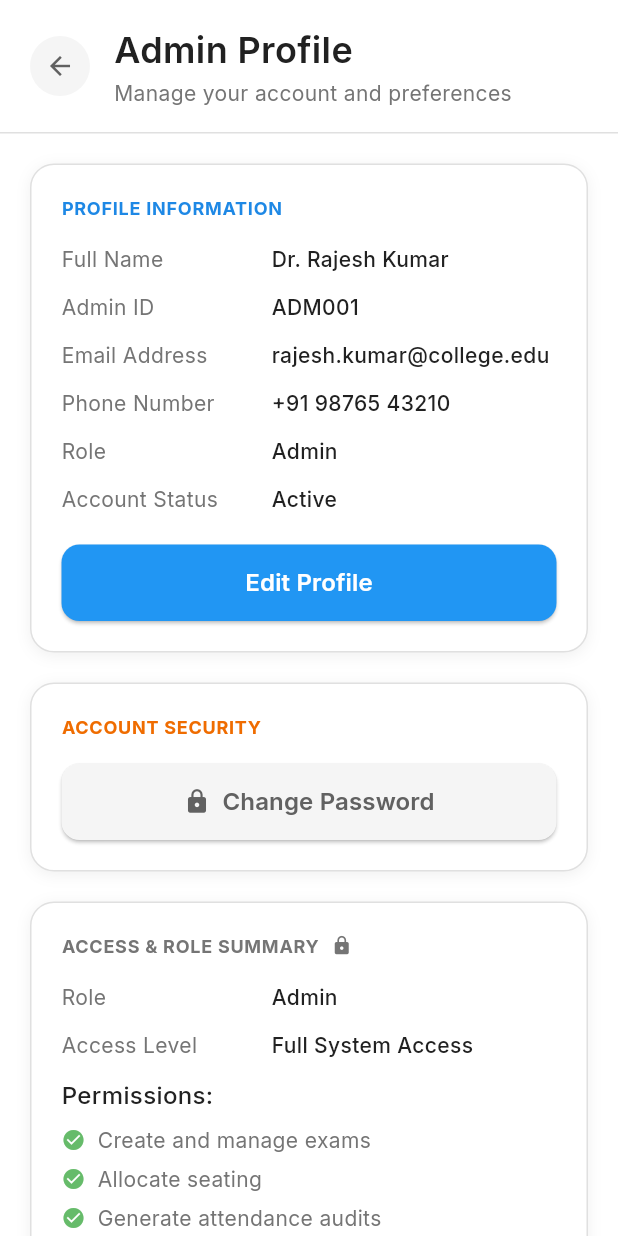
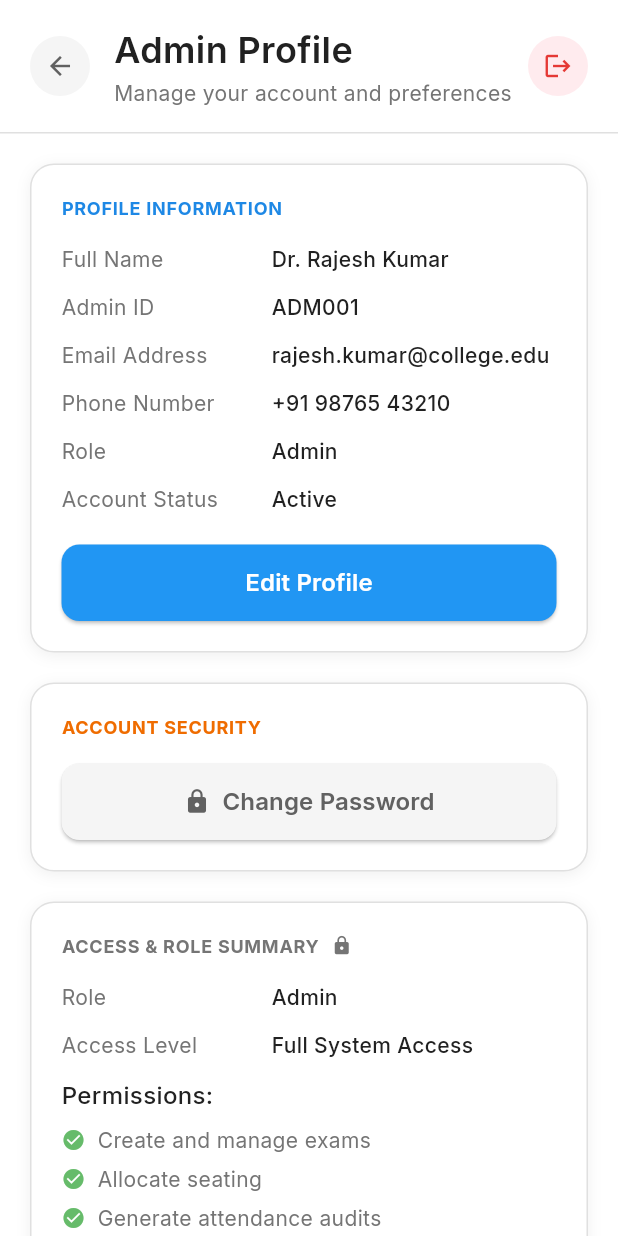
Before and after one commit to MarkJr24/Studux-ai-, a Flutter app: the AdminProfileScreen screen opened directly, on a phone screen of 412 x 824 dp. Run offline on Flutter 3.47's test engine with Material 3 defaults, Android fonts, the light colour scheme and no system bars; our stand-ins replace flutter_animate, fluttertoast, google_fonts, lottie, qr_flutter, table_calendar; network calls fail.

Commit message:
logout changes in admin

```diff
--- a/lib/presentation/screens/admin/admin_profile_screen.dart
+++ b/lib/presentation/screens/admin/admin_profile_screen.dart
@@ -1,6 +1,7 @@
 import 'package:flutter/material.dart';
 import 'package:google_fonts/google_fonts.dart';
 import 'admin_design_system.dart';
+import '../../core/navigation_service.dart';
 import '../auth/admin_login_screen.dart';
 
 class AdminProfileScreen extends StatefulWidget {
@@ -130,6 +131,22 @@ class _AdminProfileScreenState extends State<AdminProfileScreen> {
                   style: AppTextStyles.subtitle,
                 ),
               ],
+            ),
+          ),
+
+          // Quick logout action
+          Container(
+            width: 40,
+            height: 40,
+            decoration: const BoxDecoration(
+              color: AppColors.errorBg,
+              shape: BoxShape.circle,
+            ),
+            child: IconButton(
+              tooltip: 'Logout',
+              onPressed: _showLogoutConfirmation,
+              icon: const Icon(Icons.logout, size: 20, color: AppColors.errorDark),
+              padding: EdgeInsets.zero,
             ),
           ),
         ],
@@ -631,13 +648,7 @@ class _AdminProfileScreenState extends State<AdminProfileScreen> {
             onPressed: () {
               Navigator.pop(context); // Close dialog
               // Navigate to login screen and clear entire navigation stack
-              Navigator.pushAndRemoveUntil(
-                context,
-                MaterialPageRoute(
-                  builder: (context) => const AdminLoginScreen(),
-                ),
-                (route) => false, // Remove ALL previous routes
-              );
+              LogoutHandler.logout(context);
             },
             style: ElevatedButton.styleFrom(
               backgroundColor: AppColors.dangerButton,
```
